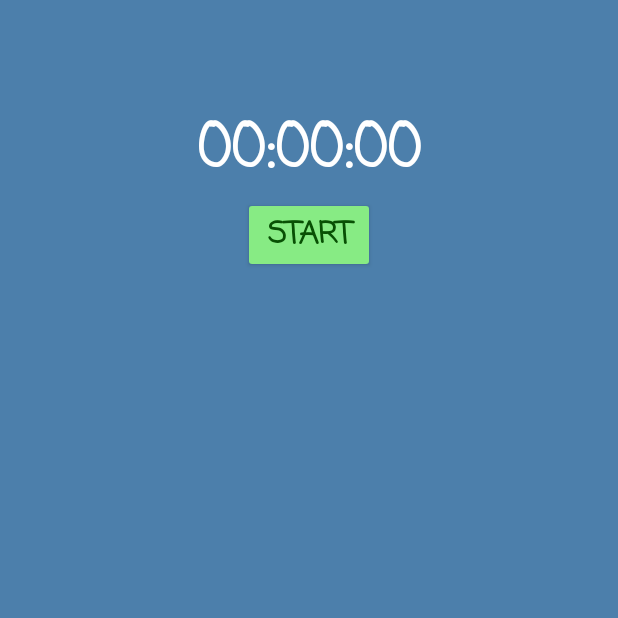
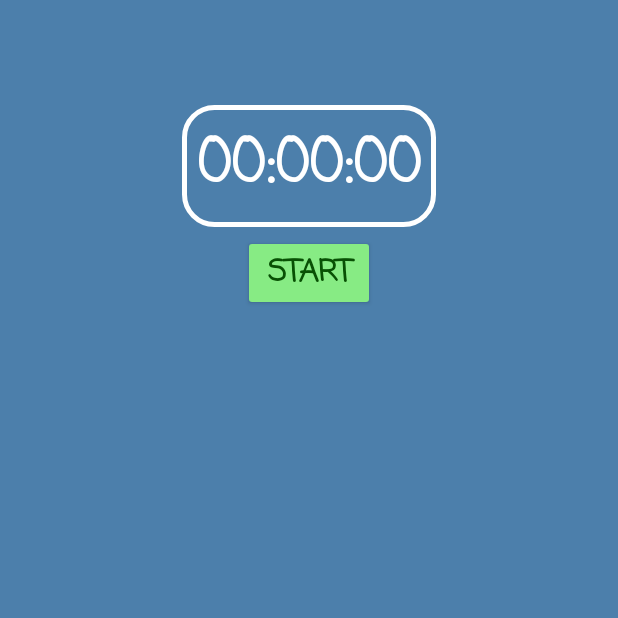
Before and after one commit to Alukavary/Stopwatch, an Android app: the screen it shows after launch (MainActivity), on a phone screen of 412 x 824 dp, the top half of it. Run offline under Robolectric (Android 15) with nearby library versions, the phone set to English and light mode, and no system bars.

Commit message:
обновление проекта: дизайн

```diff
--- /dev/null
+++ b/app/src/main/res/drawable/border_layout.xml
@@ -0,0 +1,10 @@
+<?xml version="1.0" encoding="utf-8"?>
+<shape xmlns:android="http://schemas.android.com/apk/res/android">
+    <stroke
+        android:width="3dp"
+        android:color="@color/white">
+    </stroke>
+    <corners android:radius="20dp">
+    </corners>
+
+</shape>
--- a/app/src/main/res/layout/activity_main.xml
+++ b/app/src/main/res/layout/activity_main.xml
@@ -14,8 +14,11 @@
         android:layout_width="wrap_content"
         android:layout_height="wrap_content"
         android:gravity="center"
+        android:padding="10dp"
+        android:background="@drawable/border_layout"
         android:orientation="horizontal"
         android:layout_marginTop="70dp"
+        android:layout_marginBottom="5dp"
         >
 
             <TextView
```
